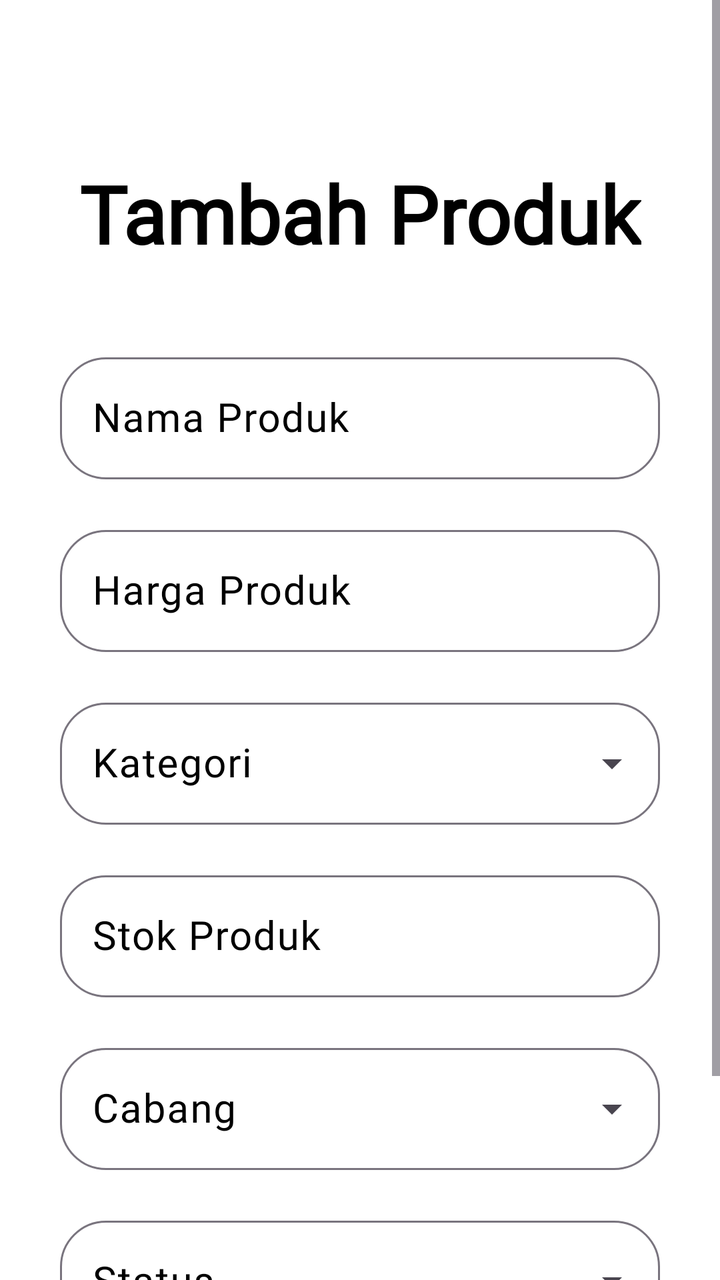
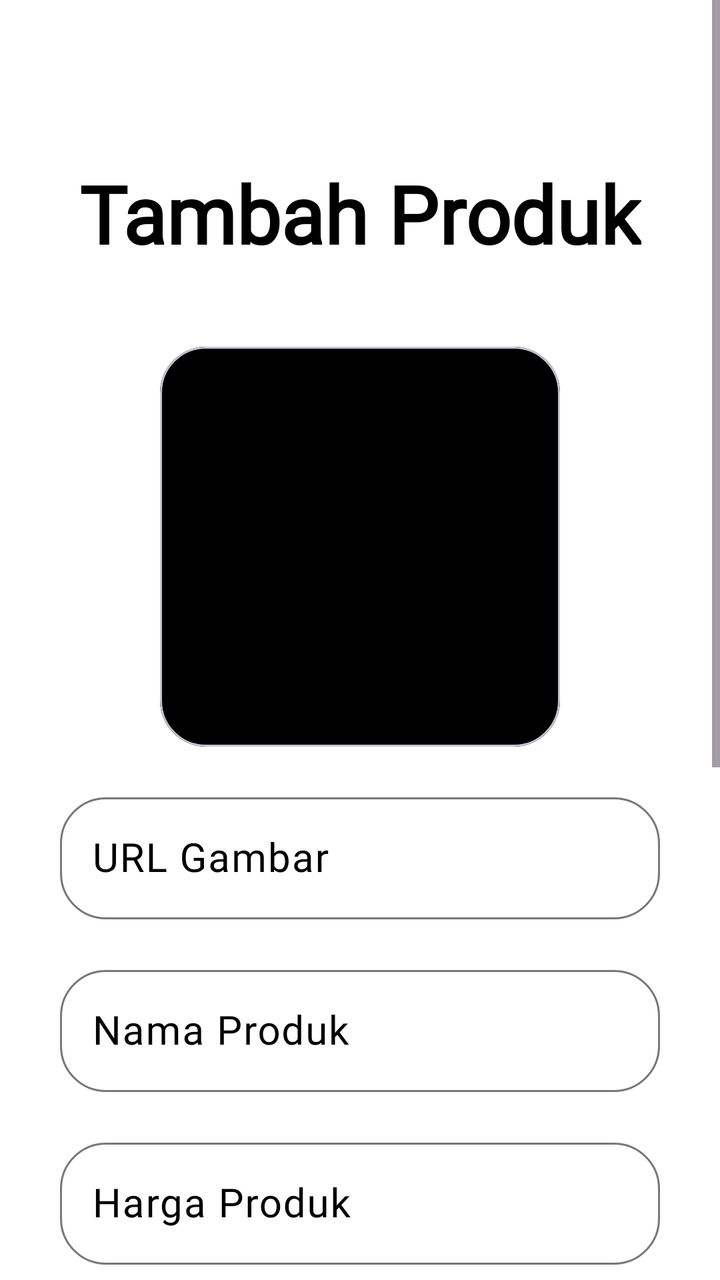

Before-and-after screenshots of an Android layout around one commit, followed by the original layout XML and the change that was made.
<!-- AndroidManifest.xml: application theme Theme.ProjekPenjualanHilmi -->
<!-- res/layout/activity_mod_produk.xml -->
<?xml version="1.0" encoding="utf-8"?>
<ScrollView xmlns:android="http://schemas.android.com/apk/res/android"
    xmlns:app="http://schemas.android.com/apk/res-auto"
    xmlns:tools="http://schemas.android.com/tools"
    android:id="@+id/main"
    android:layout_width="match_parent"
    android:layout_height="match_parent"
    android:background="@color/background"
    tools:context=".produk.ModProduk">

    <androidx.constraintlayout.widget.ConstraintLayout
        android:layout_width="match_parent"
        android:layout_height="match_parent">

        <TextView
            android:layout_width="wrap_content"
            android:layout_height="wrap_content"
            android:text="Tambah Produk"
            android:id="@+id/tvTambahProduk"
            app:layout_constraintStart_toStartOf="parent"
            app:layout_constraintEnd_toEndOf="parent"
            android:fontFamily="@font/alata"
            android:textStyle="bold"
            android:textSize="40sp"
            android:layout_marginTop="80dp"
            app:layout_constraintTop_toTopOf="parent"
            android:textColor="@color/black"/>

        <com.google.android.material.textfield.TextInputLayout
            android:id="@+id/tilModProdukNama"
            android:layout_width="match_parent"
            android:layout_height="wrap_content"
            app:layout_constraintStart_toStartOf="parent"
            app:layout_constraintEnd_toEndOf="parent"
            android:layout_marginStart="30dp"
            app:boxCornerRadiusBottomEnd="23dp"
            app:boxCornerRadiusTopStart="23dp"
            app:boxCornerRadiusBottomStart="23dp"
            app:boxCornerRadiusTopEnd="23dp"
            android:layout_marginTop="40dp"
            android:layout_marginEnd="30dp"
            android:textColorHint="@color/black"
            app:layout_constraintTop_toBottomOf="@id/tvTambahProduk"
            android:hint="Nama Produk">

            <com.google.android.material.textfield.TextInputEditText
                android:layout_width="match_parent"
                android:id="@+id/tietNamaProduk"
                android:layout_height="wrap_content"
                android:fontFamily="@font/alata"
                android:textSize="20sp"
                android:textColor="@color/black"/>

        </com.google.android.material.textfield.TextInputLayout>

        <com.google.android.material.textfield.TextInputLayout
            android:id="@+id/tilModProdukHarga"
            android:layout_width="match_parent"
            android:layout_height="wrap_content"
            app:layout_constraintStart_toStartOf="parent"
            app:layout_constraintEnd_toEndOf="parent"
            android:layout_marginStart="30dp"
            app:boxCornerRadiusBottomEnd="23dp"
            app:boxCornerRadiusTopStart="23dp"
            app:boxCornerRadiusBottomStart="23dp"
            app:boxCornerRadiusTopEnd="23dp"
            android:layout_marginTop="20dp"
            android:layout_marginEnd="30dp"
            android:textColorHint="@color/black"
            app:layout_constraintTop_toBottomOf="@id/tilModProdukNama"
            android:hint="Harga Produk">

            <com.google.android.material.textfield.TextInputEditText
                android:layout_width="match_parent"
                android:id="@+id/tietHargaProduk"
                android:layout_height="wrap_content"
                android:fontFamily="@font/alata"
                android:textSize="20sp"
                android:inputType="number"
                android:textColor="@color/black"/>

        </com.google.android.material.textfield.TextInputLayout>

        <com.google.android.material.textfield.TextInputLayout
            android:id="@+id/tilModKategoriProduk"
            android:layout_width="match_parent"
            style="@style/Widget.Material3.TextInputLayout.OutlinedBox.ExposedDropdownMenu"
            android:layout_height="wrap_content"
            app:layout_constraintStart_toStartOf="parent"
            app:layout_constraintEnd_toEndOf="parent"
            android:layout_marginStart="30dp"
            android:layout_marginTop="20dp"
            app:boxCornerRadiusBottomEnd="23dp"
            app:boxCornerRadiusTopStart="23dp"
            app:boxCornerRadiusBottomStart="23dp"
            app:boxCornerRadiusTopEnd="23dp"
            android:layout_marginEnd="30dp"
            android:textColorHint="@color/black"
            app:layout_constraintTop_toBottomOf="@id/tilModProdukHarga"
            android:hint="Kategori">



            <AutoCompleteTextView
                android:id="@+id/spModKategoriProduk"
                android:layout_width="match_parent"
                android:layout_height="wrap_content"
                android:inputType="none"
                android:labelFor="@id/spModKategoriProduk"
                android:fontFamily="@font/alata"
                android:textSize="20sp"
                android:textColor="@color/black"
                android:entries="@array/statusKategori"/>

        </com.google.android.material.textfield.TextInputLayout>

        <com.google.android.material.textfield.TextInputLayout
            android:id="@+id/tilModProdukStok"
            android:layout_width="match_parent"
            android:layout_height="wrap_content"
            app:layout_constraintStart_toStartOf="parent"
            app:layout_constraintEnd_toEndOf="parent"
            android:layout_marginStart="30dp"
            app:boxCornerRadiusBottomEnd="23dp"
            app:boxCornerRadiusTopStart="23dp"
            app:boxCornerRadiusBottomStart="23dp"
            app:boxCornerRadiusTopEnd="23dp"
            android:layout_marginTop="20dp"
            android:layout_marginEnd="30dp"
            android:textColorHint="@color/black"
            app:layout_constraintTop_toBottomOf="@id/tilModKategoriProduk"
            android:hint="Stok Produk">

            <com.google.android.material.textfield.TextInputEditText
                android:layout_width="match_parent"
                android:id="@+id/tietStokProduk"
                android:layout_height="wrap_content"
                android:fontFamily="@font/alata"
                android:textSize="20sp"
                android:inputType="number"
                android:textColor="@color/black"/>

        </com.google.android.material.textfield.TextInputLayout>

        <com.google.android.material.textfield.TextInputLayout
            android:id="@+id/tilModCabangProduk"
            android:layout_width="match_parent"
            style="@style/Widget.Material3.TextInputLayout.OutlinedBox.ExposedDropdownMenu"
            android:layout_height="wrap_content"
            app:layout_constraintStart_toStartOf="parent"
            app:layout_constraintEnd_toEndOf="parent"
            android:layout_marginStart="30dp"
            android:layout_marginTop="20dp"
            app:boxCornerRadiusBottomEnd="23dp"
            app:boxCornerRadiusTopStart="23dp"
            app:boxCornerRadiusBottomStart="23dp"
            app:boxCornerRadiusTopEnd="23dp"
            android:layout_marginEnd="30dp"
            android:textColorHint="@color/black"
            app:layout_constraintTop_toBottomOf="@id/tilModProdukStok"
            android:hint="Cabang">

            <AutoCompleteTextView
                android:id="@+id/spModCabangProduk"
                android:layout_width="match_parent"
                android:layout_height="wrap_content"
                android:inputType="none"
                android:labelFor="@id/spModCabangProduk"
                android:fontFamily="@font/alata"
                android:textSize="20sp"
                android:textColor="@color/black"
                android:entries="@array/statusKategori"/>

        </com.google.android.material.textfield.TextInputLayout>

        <com.google.android.material.textfield.TextInputLayout
            android:id="@+id/tilModStatusProduk"
            android:layout_width="match_parent"
            style="@style/Widget.Material3.TextInputLayout.OutlinedBox.ExposedDropdownMenu"
            android:layout_height="wrap_content"
            app:layout_constraintStart_toStartOf="parent"
            app:layout_constraintEnd_toEndOf="parent"
            android:layout_marginStart="30dp"
            android:layout_marginTop="20dp"
            app:boxCornerRadiusBottomEnd="23dp"
            app:boxCornerRadiusTopStart="23dp"
            app:boxCornerRadiusBottomStart="23dp"
            app:boxCornerRadiusTopEnd="23dp"
            android:layout_marginEnd="30dp"
            android:textColorHint="@color/black"
            app:layout_constraintTop_toBottomOf="@id/tilModCabangProduk"
            android:hint="Status">

            <AutoCompleteTextView
                android:id="@+id/spModStatusProduk"
                android:layout_width="match_parent"
                android:layout_height="wrap_content"
                android:inputType="none"
                android:labelFor="@id/spModStatusProduk"
                android:fontFamily="@font/alata"
                android:textSize="20sp"
                android:textColor="@color/black"
                android:entries="@array/statusKategori"/>

        </com.google.android.material.textfield.TextInputLayout>

        <com.google.android.material.button.MaterialButton
            android:layout_width="match_parent"
            android:layout_height="70dp"
            android:text="Simpan"
            android:backgroundTint="#FFB200"
            android:textColor="#FFFFFF"
            android:id="@+id/btnModProdukSimpan"
            app:layout_constraintTop_toBottomOf="@id/tilModStatusProduk"
            app:layout_constraintEnd_toEndOf="parent"
            app:layout_constraintStart_toStartOf="parent"
            android:layout_marginEnd="30dp"
            android:layout_marginTop="20dp"
            android:layout_marginStart="30dp"
            app:cornerRadius="23dp"
            android:fontFamily="@font/alata"
            android:textSize="20sp"/>

    </androidx.constraintlayout.widget.ConstraintLayout>

</ScrollView>
<!-- resources referenced by this layout -->
<resources>
  <string-array name="statusKategori">
          <item>Aktif</item>
          <item>Nonaktif</item>
      </string-array>
  <color name="background">#FFFFFFFF</color>
  <color name="black">#FF000000</color>
  <style name="Theme.ProjekPenjualanHilmi" parent="Base.Theme.ProjekPenjualanHilmi" />
  <style name="Base.Theme.ProjekPenjualanHilmi" parent="Theme.Material3.Light.NoActionBar">
          
          
      </style>
</resources>

<!-- the commit's change to res/layout/activity_mod_produk.xml (unified diff, before → after) -->
@@ -26,6 +26,51 @@
             app:layout_constraintTop_toTopOf="parent"
             android:textColor="@color/black"/>
 
+        <com.google.android.material.card.MaterialCardView
+            android:layout_width="wrap_content"
+            android:layout_height="wrap_content"
+            app:layout_constraintEnd_toEndOf="parent"
+            android:id="@+id/cvUrlGambarProduk"
+            app:layout_constraintTop_toBottomOf="@id/tvTambahProduk"
+            android:layout_marginTop="40dp"
+            app:layout_constraintStart_toStartOf="parent"
+            app:cardCornerRadius="23dp">
+
+            <ImageView
+                android:layout_width="200dp"
+                android:layout_height="200dp"
+                android:src="@color/black"
+                android:id="@+id/previewUrlGambarProduk"/>
+
+        </com.google.android.material.card.MaterialCardView>
+
+        <com.google.android.material.textfield.TextInputLayout
+            android:id="@+id/tilModUrlGambarProduk"
+            android:layout_width="match_parent"
+            android:layout_height="wrap_content"
+            app:layout_constraintStart_toStartOf="parent"
+            app:layout_constraintEnd_toEndOf="parent"
+            android:layout_marginStart="30dp"
+            app:boxCornerRadiusBottomEnd="23dp"
+            app:boxCornerRadiusTopStart="23dp"
+            app:boxCornerRadiusBottomStart="23dp"
+            app:boxCornerRadiusTopEnd="23dp"
+            android:layout_marginTop="20dp"
+            android:layout_marginEnd="30dp"
+            android:textColorHint="@color/black"
+            app:layout_constraintTop_toBottomOf="@id/cvUrlGambarProduk"
+            android:hint="URL Gambar">
+
+            <com.google.android.material.textfield.TextInputEditText
+                android:layout_width="match_parent"
+                android:id="@+id/tietUrlGambarProduk"
+                android:layout_height="wrap_content"
+                android:fontFamily="@font/alata"
+                android:textSize="20sp"
+                android:textColor="@color/black"/>
+
+        </com.google.android.material.textfield.TextInputLayout>
+
         <com.google.android.material.textfield.TextInputLayout
             android:id="@+id/tilModProdukNama"
             android:layout_width="match_parent"
@@ -37,10 +82,10 @@
             app:boxCornerRadiusTopStart="23dp"
             app:boxCornerRadiusBottomStart="23dp"
             app:boxCornerRadiusTopEnd="23dp"
-            android:layout_marginTop="40dp"
-            android:layout_marginEnd="30dp"
-            android:textColorHint="@color/black"
-            app:layout_constraintTop_toBottomOf="@id/tvTambahProduk"
+            android:layout_marginTop="20dp"
+            android:layout_marginEnd="30dp"
+            android:textColorHint="@color/black"
+            app:layout_constraintTop_toBottomOf="@id/tilModUrlGambarProduk"
             android:hint="Nama Produk">
 
             <com.google.android.material.textfield.TextInputEditText
